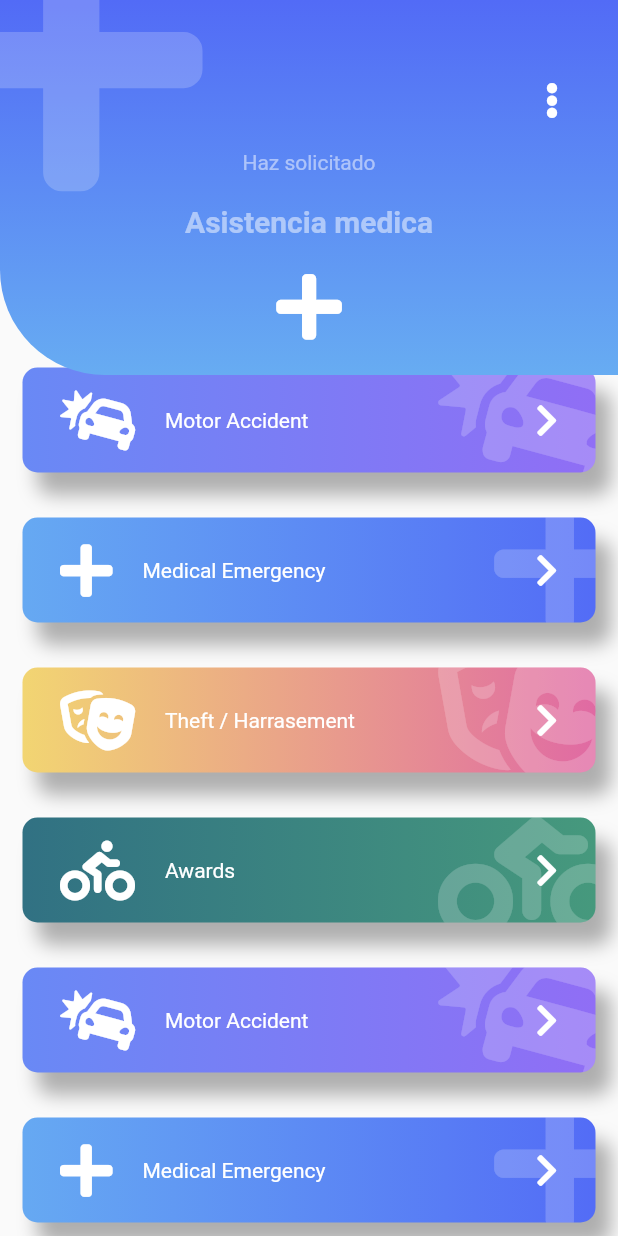
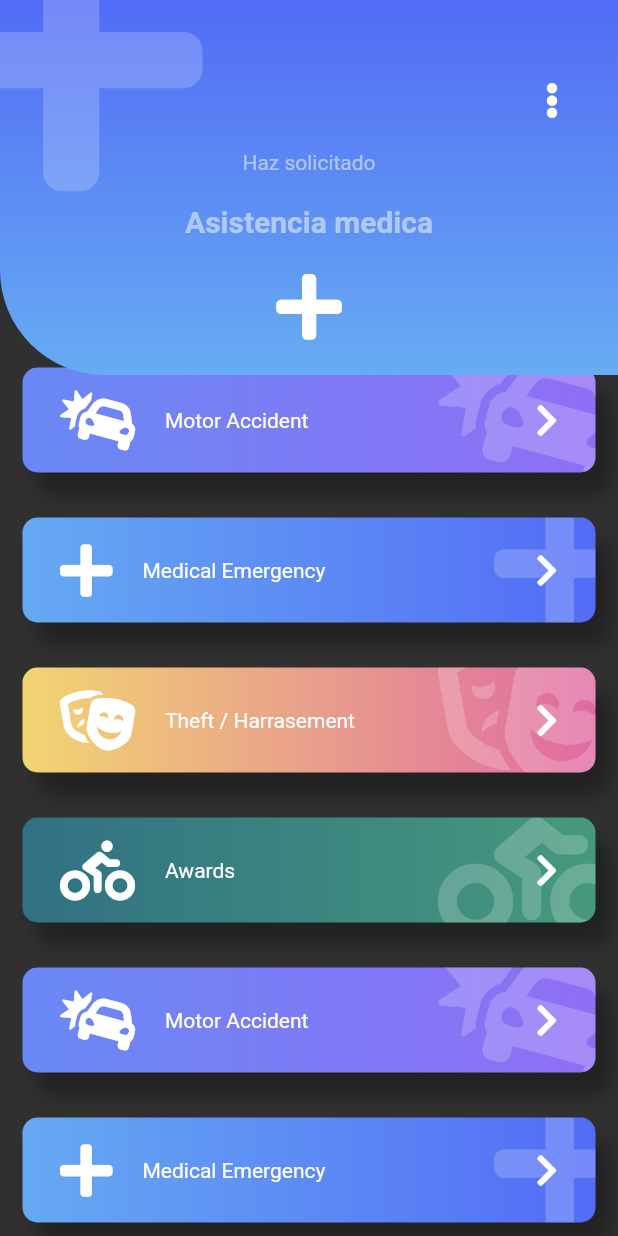
Before and after one commit to Marisabel-Condori/animaciones-flutter, a Flutter app: the screen it shows after launch, after a tap on "emergencia", on a phone screen of 412 x 824 dp. Run offline on Flutter 3.47's test engine with Material 2 defaults, Android fonts, the phone set to English and light mode, and no system bars; our stand-ins replace flutter_svg, font_awesome_flutter.

Commit message:
personalizar tema oscuro, light o personalizado

```diff
--- a/lib/main.dart
+++ b/lib/main.dart
@@ -16,7 +16,7 @@ import 'package:provider/provider.dart';
 
 void main() => runApp(
   ChangeNotifierProvider(
-    create: (_) => ThemeChanger(),
+    create: (_) => ThemeChanger(2),
     child: MyApp()
   )
 );
@@ -24,7 +24,9 @@ void main() => runApp(
 class MyApp extends StatelessWidget {
   @override
   Widget build(BuildContext context) {
+    final currentTheme = Provider.of<ThemeChanger>(context).currentTheme;
     return MaterialApp(
+      theme: currentTheme,
       title: 'Material App',
       debugShowCheckedModeBanner: false,
       home: LauncherPage()
--- a/lib/theme/themeChanger.dart
+++ b/lib/theme/themeChanger.dart
@@ -1,20 +1,58 @@
 import 'package:flutter/cupertino.dart';
+import 'package:flutter/material.dart';
 
 class ThemeChanger with ChangeNotifier{
   bool _darkTheme = false;
   bool _customTheme = false;
+  ThemeData _currentTheme;
 
   get getDarkTheme => this._darkTheme;
   set setDarkTheme( bool value){
     _darkTheme = value;
     _customTheme = false;
+    if (value) {
+      _currentTheme = ThemeData.dark();
+    }else{
+      _currentTheme = ThemeData.light();
+    }
+
     notifyListeners();
   }
 
-  get getCustomTheme => this._customTheme;
+  bool get getCustomTheme => this._customTheme;
   set setCustomTheme( bool value){
     _darkTheme = false;
     _customTheme = value;
+    if (value) {
+      _currentTheme = ThemeData.light();
+    }else{
+      _currentTheme = ThemeData.light();
+    }
     notifyListeners();
   }
+
+  ThemeData get currentTheme => this._currentTheme;
+
+  ThemeChanger(int theme){
+    switch (theme) {
+      case 1://light
+        _darkTheme = false;
+        _customTheme = false;
+        _currentTheme = ThemeData.light();
+        break;
+      case 2://dark
+        _darkTheme = true;
+        _customTheme = false;
+        _currentTheme = ThemeData.dark();
+        break;
+      case 3://dark
+        _darkTheme = false;
+        _customTheme = true;
+        break;
+      default:
+        _darkTheme = false;
+        _customTheme = false;
+        _currentTheme = ThemeData.light();
+    }
+  }
 }
```
